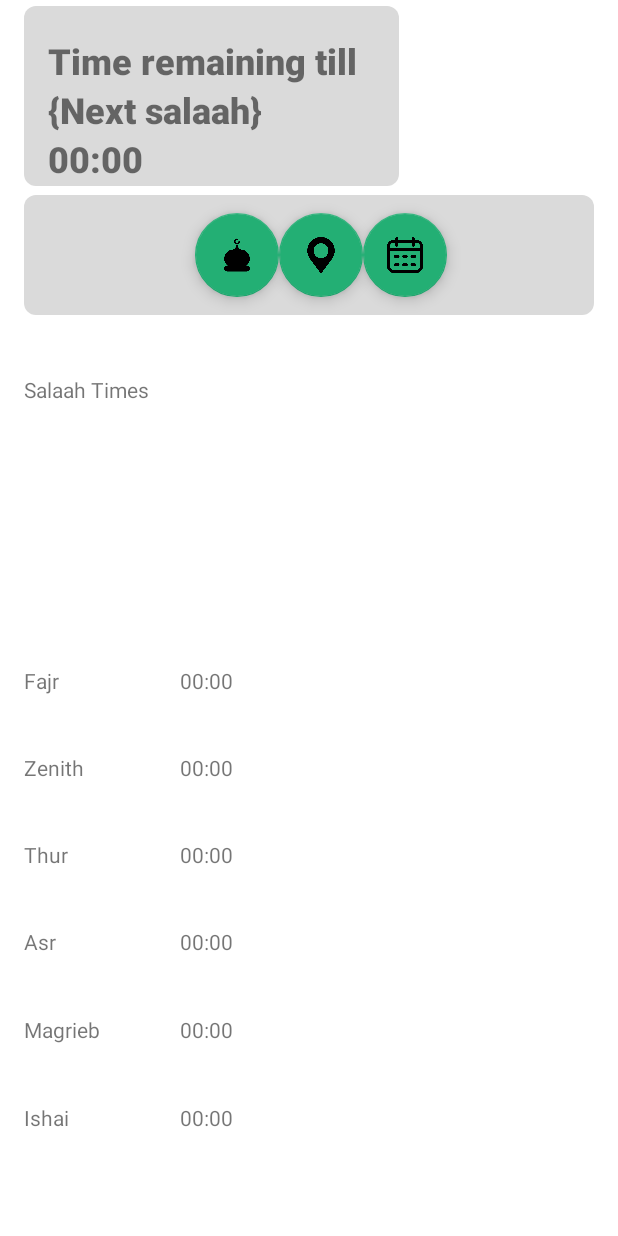
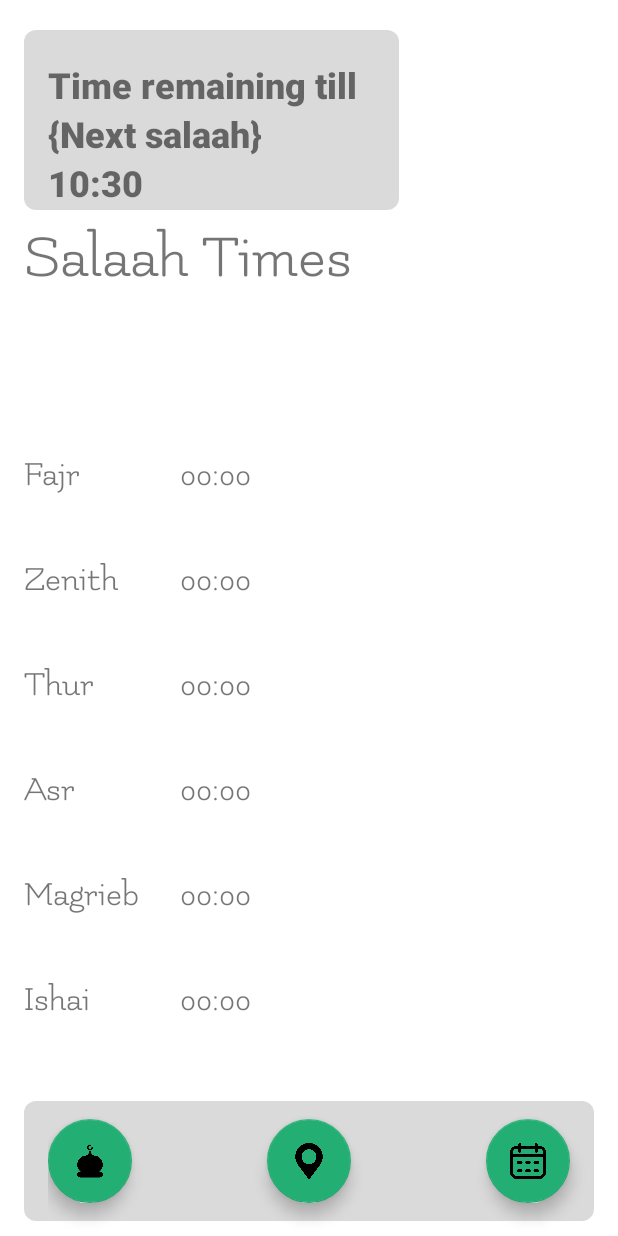
Before and after one commit to YahyaDollie/AndroidAppCampus, an Android app: the screen it shows after launch (MainActivity), on a phone screen of 412 x 824 dp. Run offline under Robolectric (Android 15) with nearby library versions, the phone set to English and light mode, and no system bars; our stand-ins replace Volley; network calls fail.

Commit message:
Some UI Changes and Cleanup of main Activity

```diff
--- a/app/src/main/java/com/mosquefinder/app/MainActivity.kt
+++ b/app/src/main/java/com/mosquefinder/app/MainActivity.kt
@@ -1,6 +1,5 @@
 package com.mosquefinder.app
 
-import android.content.BroadcastReceiver
 import android.content.Intent
 import android.content.IntentFilter
 import android.os.Bundle
@@ -8,11 +7,10 @@ import android.widget.TextView
 import androidx.appcompat.app.AppCompatActivity
 import androidx.navigation.NavController
 import com.example.mosquefinder.R
-import com.mosquefinder.app.home.CurrentTime
+import com.mosquefinder.app.home.BroadcastHandler
 import com.mosquefinder.app.home.CurrentTimeCallbackListener
-import com.mosquefinder.app.home.DailyTimesCallbackListener
 
-class MainActivity : AppCompatActivity(),CurrentTimeCallbackListener {
+class MainActivity : AppCompatActivity() {
 
 //    lateinit var dataBaseHelper:DataBaseHelper
     private lateinit var navController: NavController
@@ -32,7 +30,7 @@ class MainActivity : AppCompatActivity(),CurrentTimeCallbackListener {
 //    private val  = date.toString("HH:mm")
 //    private var currentTime: LocalTime = LocalTime.parse(dateInString)
     private lateinit var navigationManager: NavigationManager
-    private lateinit var currentTime: CurrentTime
+    private lateinit var broadcastHandler: BroadcastHandler
     private lateinit var remainingTime:TextView
 //    private val FAJR = "Fajr"
 //    private val THUR = "Thur"
@@ -43,17 +41,12 @@ class MainActivity : AppCompatActivity(),CurrentTimeCallbackListener {
 
     override fun onCreate(savedInstanceState: Bundle?) {
         super.onCreate(savedInstanceState)
-//        setContentView(R.layout.content_main)
-//        navController = findNavController(R.id.nav_graph)
-        val intentFilter = IntentFilter(Intent.ACTION_TIME_TICK)
+//        val intentFilter = IntentFilter(Intent.ACTION_TIME_TICK)
         setContentView(R.layout.activity_main)
-        currentTime = CurrentTime()
-        currentTime.setCurrentTimeCallbackListener(this)
-        registerReceiver(currentTime, intentFilter)
-//
-//        dataBaseHelper = DataBaseHelper(this)
-//        dataBaseHelper.addTime()
-//
+//        broadcastHandler = BroadcastHandler()
+//        broadcastHandler.setCurrentTimeCallbackListener(this)
+//        registerReceiver(broadcastHandler, intentFilter)
+
 //        fajr_time = findViewById(R.id.fajr_time)
 //        thur_time = findViewById(R.id.thur_time)
 //        asr_time = findViewById(R.id.asr_time)
@@ -67,9 +60,7 @@ class MainActivity : AppCompatActivity(),CurrentTimeCallbackListener {
 //        asr_time.text = dataBaseHelper.salaahTimes[2]
 //        magrieb_time.text = dataBaseHelper.salaahTimes[3]
 //        ishai_time.text = dataBaseHelper.salaahTimes[4]
-
-//        DataFromApi(this).getDataFromApi("cape-town")
-
+//
 //        when (true) {
 //            isBetween(4,0) -> nextSalaah.text = FAJR
 //            isBetween(0,1) -> nextSalaah.text = THUR
@@ -87,10 +78,10 @@ class MainActivity : AppCompatActivity(),CurrentTimeCallbackListener {
 //        }
     }
 
-    override fun displayCurrentTime(time: String) {
-        remainingTime = findViewById(R.id.remainingTime)
-        remainingTime.text = time
-    }
+//    override fun displayCurrentTime(time: String) {
+//        remainingTime = findViewById(R.id.remainingTime)
+//        remainingTime.text = time
+//    }
 //
 //    private fun Date.toString(format: String, locale: Locale = Locale.getDefault()): String {
 //        val formatter = SimpleDateFormat(format, locale)
--- /dev/null
+++ b/app/src/main/java/com/mosquefinder/app/home/BroadcastHandler.kt
@@ -0,0 +1,27 @@
+package com.mosquefinder.app.home
+
+import android.content.BroadcastReceiver
+import android.content.Context
+import android.content.Intent
+import android.util.Log
+import java.util.*
+/*
+This class gets and updates the current time
+ */
+class BroadcastHandler(): BroadcastReceiver() {
+
+    private lateinit var currentTimeCallbackListener: CurrentTimeCallbackListener
+    private lateinit var updatedCurrentTime: Date
+
+    override fun onReceive(context: Context?, intent: Intent?) {
+        if (intent?.action?.compareTo(Intent.ACTION_TIME_TICK) == 0) {
+            updatedCurrentTime = Calendar.getInstance().time
+            currentTimeCallbackListener.displayCurrentTime(updatedCurrentTime)
+            Log.d("onReceive: ", updatedCurrentTime.toString())
+            }
+    }
+
+    fun setCurrentTimeCallbackListener(currentTimeCallbackListener: CurrentTimeCallbackListener){
+        this.currentTimeCallbackListener = currentTimeCallbackListener
+    }
+}
--- a/app/src/main/java/com/mosquefinder/app/home/CurrentTime.kt
+++ b/app/src/main/java/com/mosquefinder/app/home/CurrentTime.kt
@@ -1,32 +1,47 @@
 package com.mosquefinder.app.home
 
-import android.content.BroadcastReceiver
-import android.content.Context
-import android.content.Intent
 import android.util.Log
+import android.view.View
 import android.widget.FrameLayout
-import android.widget.Toast
-import java.time.LocalTime
+import android.widget.TextView
+import com.example.mosquefinder.R
+import java.text.SimpleDateFormat
 import java.util.*
+
 /*
-This class gets and updates the current time
+This class contains the logic for determining how much time remains until the next salaah
  */
-class CurrentTime(): BroadcastReceiver() {
 
-    private lateinit var currentTimeCallbackListener: CurrentTimeCallbackListener
-    private lateinit var date: Date
-    private lateinit var updatedCurrentTime: String
+class CurrentTime(view:View) {
 
-    override fun onReceive(context: Context?, intent: Intent?) {
-        if (intent?.action?.compareTo(Intent.ACTION_TIME_TICK) == 0) {
-            date = Calendar.getInstance().time
-            updatedCurrentTime = date.toString()
-            currentTimeCallbackListener.displayCurrentTime(updatedCurrentTime)
-            Log.d("onReceive: ", date.toString())
-            }
+    private val remainingTimeLeft:TextView = view.findViewById(R.id.remainingTime)
+    private lateinit var timeInString:String
+
+    fun setInitalTime(){
+        val intTime = Calendar.getInstance().time
+        val formatter = SimpleDateFormat("HH:mm")
+        val initalTime = formatter.format(intTime)
+        remainingTimeLeft.text = initalTime
     }
 
-    fun setCurrentTimeCallbackListener(currentTimeCallbackListener: CurrentTimeCallbackListener){
-        this.currentTimeCallbackListener = currentTimeCallbackListener
+    /*
+    This function is only called once the minuite ticks and the reciver is triggered therefore an inital state should be set
+     */
+    fun formatDate(time: Date) {
+        val formatter = SimpleDateFormat("HH:mm")
+        timeInString = formatter.format(time)
+        Log.d("formatDate: ", timeInString)
+        remainingTimeLeft.text = timeInString
+        calculateHour()
+        calculateMin()
     }
+
+    private fun calculateMin(){
+        //#TODO(do min logic for current time vs next salaah time)
+    }
+
+    private fun calculateHour(){
+        //#TODO(do hour logic for current time vs next salaah time)
+    }
+
 }
--- a/app/src/main/java/com/mosquefinder/app/home/CurrentTimeCallbackListener.kt
+++ b/app/src/main/java/com/mosquefinder/app/home/CurrentTimeCallbackListener.kt
@@ -1,5 +1,7 @@
 package com.mosquefinder.app.home
 
+import java.util.*
+
 interface CurrentTimeCallbackListener {
-    fun displayCurrentTime(time: String)
+    fun displayCurrentTime(time: Date)
 }
--- a/app/src/main/java/com/mosquefinder/app/home/DailyTimesCallbackListener.kt
+++ b/app/src/main/java/com/mosquefinder/app/home/DailyTimesCallbackListener.kt
@@ -2,8 +2,8 @@ package com.mosquefinder.app.home
 
 interface DailyTimesCallbackListener {
     fun displayFajrTime(fajr: Any)
-    fun displayThurTime(thur: Any)
-    fun displayAsrTime(asr: Any)
-    fun displayMagirebTime(magrieb: Any)
-    fun displayIshaiTime(ishai: Any)
+//    fun displayThurTime(thur: Any)
+//    fun displayAsrTime(asr: Any)
+//    fun displayMagirebTime(magrieb: Any)
+//    fun displayIshaiTime(ishai: Any)
 }
--- a/app/src/main/java/com/mosquefinder/app/home/HomeFragment.kt
+++ b/app/src/main/java/com/mosquefinder/app/home/HomeFragment.kt
@@ -1,7 +1,8 @@
 package com.mosquefinder.app.home
 
+import android.content.Intent
+import android.content.IntentFilter
 import android.os.Bundle
-import android.util.Log
 import android.view.LayoutInflater
 import android.view.View
 import android.view.ViewGroup
@@ -9,30 +10,30 @@ import android.widget.TextView
 import androidx.fragment.app.Fragment
 import androidx.navigation.NavController
 import androidx.navigation.Navigation
-import com.android.volley.Request
-import com.android.volley.RequestQueue
-import com.android.volley.Response
-import com.android.volley.toolbox.JsonObjectRequest
-import com.android.volley.toolbox.Volley
 import com.example.mosquefinder.R
 import com.google.android.material.floatingactionbutton.FloatingActionButton
-import com.mosquefinder.app.mosquefind.MosqueFind
 import com.mosquefinder.app.network.VolleyRequest
-import org.json.JSONArray
-import org.json.JSONObject
+import java.util.*
 
 /*
 Main fragment for the home view
  */
-class HomeFragment : Fragment(), DailyTimesCallbackListener {
+
+class HomeFragment : Fragment(), DailyTimesCallbackListener, CurrentTimeCallbackListener {
     private lateinit var homeView: View
     private lateinit var mapButton: FloatingActionButton
     private lateinit var mosqueButton: FloatingActionButton
+    private lateinit var calendarButton: FloatingActionButton
     private lateinit var navController: NavController
     private lateinit var volleyRequest: VolleyRequest
     private lateinit var fajrTime:String
     private lateinit var fajr_time:TextView
-    private lateinit var nextSalaahTime:TextView
+    private lateinit var currentTime: CurrentTime
+    private lateinit var broadcastHandler: BroadcastHandler
+    private lateinit var homeNavigator: HomeNavigator
+
+    val intentFilter = IntentFilter(Intent.ACTION_TIME_TICK)
+
 
     override fun onCreateView(
         inflater: LayoutInflater, container: ViewGroup?,
@@ -42,23 +43,20 @@ class HomeFragment : Fragment(), DailyTimesCallbackListener {
         homeView = inflater.inflate(R.layout.fragment_home, container, false)
         volleyRequest = VolleyRequest(homeView)
         volleyRequest.setDailyTimeCallbackListener(this)
+        currentTime = CurrentTime(homeView)
+        broadcastHandler = BroadcastHandler()
         return homeView
     }
 
     override fun onViewCreated(view: View, savedInstanceState: Bundle?) {
         super.onViewCreated(view, savedInstanceState)
+        currentTime.setInitalTime()
         this.navController = Navigation.findNavController(view)
         volleyRequest.volleyRequestDaily()
-        mapButton = view.findViewById(R.id.maps_button)
-        mosqueButton = view.findViewById(R.id.mosque_button)
+        broadcastHandler.setCurrentTimeCallbackListener(this)
         fajr_time = homeView.findViewById(R.id.fajr_time)
-        nextSalaahTime = homeView.findViewById(R.id.remainingTime)
-        mosqueButton.setOnClickListener {
-            this.navController.navigate(R.id.action_homeFragment_to_mosqueFind)
-        }
-        mapButton.setOnClickListener {
-            this.navController.navigate(R.id.action_home_fragment_to_mapsFragment)
-        }
+        registerReciver()
+        handleNavigation()
     }
 
     override fun onStart() {
@@ -77,10 +75,36 @@ class HomeFragment : Fragment(), DailyTimesCallbackListener {
         super.onDestroy()
     }
 
+    private fun registerReciver(){
+        requireActivity().registerReceiver(broadcastHandler, intentFilter)
+    }
+
+    private fun unregisterReciver(){
+        requireActivity().unregisterReceiver(broadcastHandler)
+    }
+
+    private fun handleNavigation(){
+        mosqueButton = homeView.findViewById(R.id.mosque_button)
+        mosqueButton.setOnClickListener {
+            this.navController.navigate(R.id.action_homeFragment_to_mosqueFind)
+        }
+        mapButton = homeView.findViewById(R.id.maps_button)
+        mapButton.setOnClickListener {
+            this.navController.navigate(R.id.action_home_fragment_to_mapsFragment)
+        }
+        calendarButton = homeView.findViewById(R.id.calendar_button)
+        calendarButton.setOnClickListener {
+            this.navController.navigate(R.id.action_home_fragment_to_calendar)
+        }
+    }
+
     override fun displayFajrTime(fajr: Any) {
         fajrTime = fajr.toString()
         fajr_time.text = fajrTime
     }
 
+    override fun displayCurrentTime(time: Date) {
+        currentTime.formatDate(time)
+    }
 
 }
--- a/app/src/main/java/com/mosquefinder/app/network/VolleyRequest.kt
+++ b/app/src/main/java/com/mosquefinder/app/network/VolleyRequest.kt
@@ -27,13 +27,13 @@ class VolleyRequest(view: View) {
                 var fajr = items0.get("fajr")
                 var thur = items0.get("dhuhr")
                 var asr = items0.get("asr")
-                var magrieb = items0.get("magrieb")
+                var magrieb = items0.get("maghrib")
                 var ishai = items0.get("isha")
                 dailyTimesCallbackListener.displayFajrTime(fajr)
-                dailyTimesCallbackListener.displayThurTime(thur)
-                dailyTimesCallbackListener.displayAsrTime(asr)
-                dailyTimesCallbackListener.displayMagirebTime(magrieb)
-                dailyTimesCallbackListener.displayIshaiTime(ishai)
+//                dailyTimesCallbackListener.displayThurTime(thur)
+//                dailyTimesCallbackListener.displayAsrTime(asr)
+//                dailyTimesCallbackListener.displayMagirebTime(magrieb)
+//                dailyTimesCallbackListener.displayIshaiTime(ishai)
                 Log.d("volleyRequest: ", fajr.toString())
             }, {
                 Log.d("volleyRequest: ", it.toString())
--- a/app/src/main/res/layout/fragment_home.xml
+++ b/app/src/main/res/layout/fragment_home.xml
@@ -10,7 +10,7 @@
         android:layout_width="match_parent"
         android:layout_height="wrap_content"
         android:layout_marginLeft="@dimen/home_screen_left_margin"
-        android:layout_marginTop="4dp">
+        android:layout_marginTop="20dp">
 
         <ImageView
             android:layout_width="250dp"
@@ -55,7 +55,7 @@
     <RelativeLayout
         android:layout_width="match_parent"
         android:layout_height="100dp"
-        android:layout_marginTop="120dp"
+        android:layout_gravity="bottom"
         android:layout_marginLeft="@dimen/home_screen_left_margin"
         android:layout_marginRight="@dimen/home_screen_right_margin">
 
@@ -70,14 +70,13 @@
         <LinearLayout
             android:layout_width="match_parent"
             android:layout_height="match_parent"
-            android:gravity="center"
             android:layout_marginStart="@dimen/home_screen_left_margin"
             android:orientation="horizontal">
 
             <com.google.android.material.floatingactionbutton.FloatingActionButton
                 android:layout_width="wrap_content"
                 android:layout_height="wrap_content"
-                android:layout_weight="1"
+                android:layout_gravity="center"
                 android:src="@drawable/mosque"
                 android:id="@+id/mosque_button"
                 app:backgroundTint="#23AF74">
@@ -86,6 +85,9 @@
             <com.google.android.material.floatingactionbutton.FloatingActionButton
                 android:layout_width="wrap_content"
                 android:layout_height="wrap_content"
+                android:layout_gravity="center"
+                android:layout_marginStart="90dp"
+                android:layout_marginEnd="90dp"
                 android:src="@drawable/placeholder"
                 android:id="@+id/maps_button"
                 app:backgroundTint="#23AF74">
@@ -94,6 +96,7 @@
             <com.google.android.material.floatingactionbutton.FloatingActionButton
                 android:layout_width="wrap_content"
                 android:layout_height="wrap_content"
+                android:layout_gravity="center"
                 android:src="@drawable/calendar"
                 android:id="@+id/calendar_button"
                 app:backgroundTint="#23AF74">
@@ -105,18 +108,20 @@
     <TextView
         android:id="@+id/title"
         android:layout_width="wrap_content"
-        android:layout_height="22dp"
+        android:layout_height="wrap_content"
         android:layout_gravity="left"
-        android:layout_marginTop="250dp"
+        android:layout_marginTop="150dp"
         android:layout_marginStart="@dimen/home_screen_left_margin"
-        android:text="Salaah Times">
+        android:text="Salaah Times"
+        android:textSize="42dp"
+        android:fontFamily="@font/flamenco_regular">
     </TextView>
 
     <LinearLayout
         android:layout_width="match_parent"
-        android:layout_height="350dp"
+        android:layout_height="420dp"
         android:layout_gravity="bottom"
-        android:layout_marginBottom="30dp"
+        android:layout_marginBottom="100dp"
         android:layout_marginStart="@dimen/home_screen_left_margin"
         android:layout_marginEnd="300dp"
         android:orientation="vertical">
@@ -126,7 +131,8 @@
             android:layout_height="wrap_content"
             android:text="Fajr"
             android:layout_weight="1"
-            android:id="@+id/fajr">
+            android:id="@+id/fajr"
+            android:theme="@style/Theme.MosqueFinder.HomeScreenSalaahTimes">
         </TextView>
 
         <TextView
@@ -134,7 +140,8 @@
             android:layout_height="wrap_content"
             android:text="Zenith"
             android:layout_weight="1"
-            android:id="@+id/zenith">
+            android:id="@+id/zenith"
+            android:theme="@style/Theme.MosqueFinder.HomeScreenSalaahTimes">
         </TextView>
 
         <TextView
@@ -142,7 +149,8 @@
             android:layout_height="wrap_content"
             android:text="Thur"
             android:layout_weight="1"
-            android:id="@+id/thur">
+            android:id="@+id/thur"
+            android:theme="@style/Theme.MosqueFinder.HomeScreenSalaahTimes">
         </TextView>
 
         <TextView
@@ -150,7 +158,8 @@
             android:layout_height="wrap_content"
             android:text="Asr"
             android:layout_weight="1"
-            android:id="@+id/asr">
+            android:id="@+id/asr"
+            android:theme="@style/Theme.MosqueFinder.HomeScreenSalaahTimes">
         </TextView>
 
         <TextView
@@ -158,7 +167,8 @@
             android:layout_height="wrap_content"
             android:text="Magrieb"
             android:layout_weight="1"
-            android:id="@+id/magrieb">
+            android:id="@+id/magrieb"
+            android:theme="@style/Theme.MosqueFinder.HomeScreenSalaahTimes">
         </TextView>
 
         <TextView
@@ -166,17 +176,18 @@
             android:layout_height="wrap_content"
             android:text="Ishai"
             android:layout_weight="1"
-            android:id="@+id/ishai">
+            android:id="@+id/ishai"
+            android:theme="@style/Theme.MosqueFinder.HomeScreenSalaahTimes">
 
         </TextView>
     </LinearLayout>
 
     <LinearLayout
         android:layout_width="match_parent"
-        android:layout_height="350dp"
+        android:layout_height="420dp"
         android:layout_gravity="bottom"
         android:layout_marginStart="120dp"
-        android:layout_marginBottom="30dp"
+        android:layout_marginBottom="100dp"
         android:layout_marginEnd="@dimen/home_screen_right_margin"
         android:orientation="vertical">
 
@@ -185,7 +196,8 @@
             android:layout_height="wrap_content"
             android:text="@string/placeholder_time"
             android:layout_weight="1"
-            android:id="@+id/fajr_time">
+            android:id="@+id/fajr_time"
+            android:theme="@style/Theme.MosqueFinder.HomeScreenSalaahTimes">
         </TextView>
 
         <TextView
@@ -193,7 +205,8 @@
             android:layout_height="wrap_content"
             android:text="@string/placeholder_time"
             android:layout_weight="1"
-            android:id="@+id/zenith_time">
+            android:id="@+id/zenith_time"
+            android:theme="@style/Theme.MosqueFinder.HomeScreenSalaahTimes">
         </TextView>
 
         <TextView
@@ -201,7 +214,8 @@
             android:layout_height="wrap_content"
             android:text="@string/placeholder_time"
             android:layout_weight="1"
-            android:id="@+id/thur_time">
+            android:id="@+id/thur_time"
+            android:theme="@style/Theme.MosqueFinder.HomeScreenSalaahTimes">
         </TextView>
 
         <TextView
@@ -209,7 +223,8 @@
             android:layout_height="wrap_content"
             android:text="@string/placeholder_time"
             android:layout_weight="1"
-            android:id="@+id/asr_time">
+            android:id="@+id/asr_time"
+            android:theme="@style/Theme.MosqueFinder.HomeScreenSalaahTimes">
         </TextView>
 
         <TextView
@@ -217,7 +232,8 @@
             android:layout_height="wrap_content"
             android:text="@string/placeholder_time"
             android:layout_weight="1"
-            android:id="@+id/magrieb_time">
+            android:id="@+id/magrieb_time"
+            android:theme="@style/Theme.MosqueFinder.HomeScreenSalaahTimes">
         </TextView>
 
         <TextView
@@ -225,7 +241,8 @@
             android:layout_height="wrap_content"
             android:text="@string/placeholder_time"
             android:layout_weight="1"
-            android:id="@+id/ishai_time">
+            android:id="@+id/ishai_time"
+            android:theme="@style/Theme.MosqueFinder.HomeScreenSalaahTimes">
         </TextView>
     </LinearLayout>
 
--- a/app/src/main/res/values/themes.xml
+++ b/app/src/main/res/values/themes.xml
@@ -29,4 +29,8 @@
         <item name="android:layout_weight">1</item>
         <item name="color">#23b574</item>
     </style>
+    <style name="Theme.MosqueFinder.HomeScreenSalaahTimes" parent="Theme.MaterialComponents.DayNight.NoActionBar">
+        <item name="android:textSize">24dp</item>
+        <item name="android:fontFamily">@font/flamenco_regular</item>
+    </style>
 </resources>
```
Also changed, not shown: app/src/main/res/font/flamenco_light.ttf (added), app/src/main/res/font/flamenco_regular.ttf (added).
